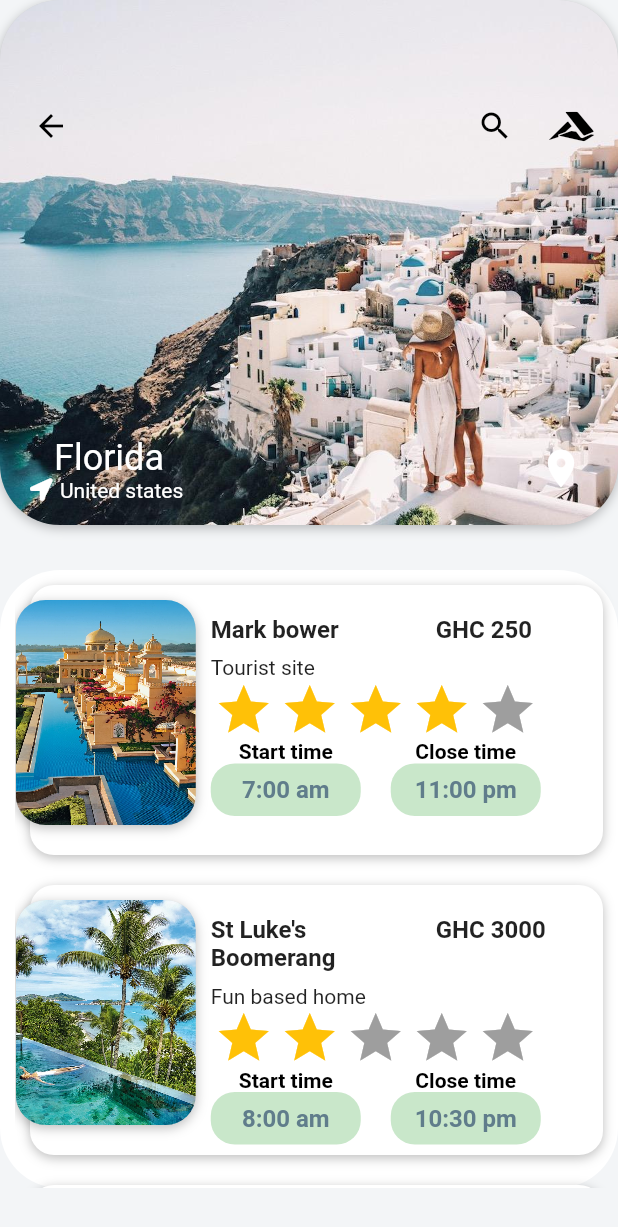
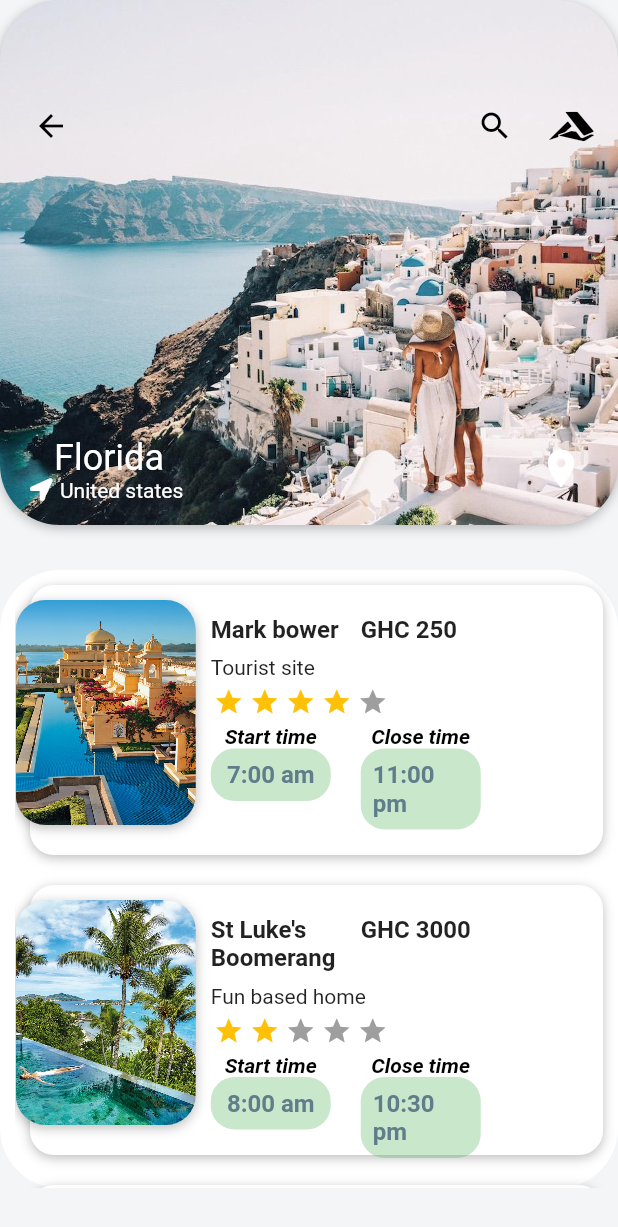
Before and after one commit to crataristo4/ui, a Flutter app: the DestinationScreen screen opened directly with sample values from the repository, on a phone screen of 412 x 824 dp. Shown: the top 1227 px of the screen. Run offline on Flutter 3.47's test engine with Material 2 defaults, Android fonts, the phone set to English and light mode, and no system bars; drawn by our look-alikes of flutter_rating_bar; our stand-ins replace font_awesome_flutter.

Commit message:
fixed bugs in design

```diff
--- a/lib/pages/homeButtons.dart
+++ b/lib/pages/homeButtons.dart
@@ -6,10 +6,9 @@ import 'package:ui/pages/restaurant/restaurant.dart';
 import 'package:ui/pages/speedcode/inspirationapp.dart';
 import 'package:ui/widgets/button.dart';
 
-import 'file:///D:/lenovo/talent_ui/lib/pages/travelui/home.dart';
-
 import 'nutritionui/first_page.dart';
 import 'suggestions/firstpage.dart';
+import 'travelui/home.dart';
 
 class HomeButtons extends StatelessWidget {
   @override
@@ -23,10 +22,8 @@ class HomeButtons extends StatelessWidget {
         ),
         centerTitle: true,
       ),
-
       body: ListView(
         children: [
-
           MyButton().buildButton("Talent ui", Colors.white, Colors.green, () {
             Navigator.push(
                 context, MaterialPageRoute(builder: (context) => HomePage()));
--- a/lib/pages/travelui/destination.dart
+++ b/lib/pages/travelui/destination.dart
@@ -1,5 +1,6 @@
 import 'package:flutter/cupertino.dart';
 import 'package:flutter/material.dart';
+import 'package:flutter/widgets.dart';
 import 'package:flutter_rating_bar/flutter_rating_bar.dart';
 import 'package:font_awesome_flutter/font_awesome_flutter.dart';
 import 'package:ui/models/travelui/destination.dart';
@@ -17,7 +18,8 @@ class _DestinationScreenState extends State<DestinationScreen> {
   @override
   Widget build(BuildContext context) {
     return Scaffold(
-        body: Column(
+        body: SingleChildScrollView(
+      child: Column(
         children: [
           ///Stack contains images and location details of the place selected
           Stack(
@@ -31,6 +33,7 @@ class _DestinationScreenState extends State<DestinationScreen> {
 
           buildActivities(),
         ],
+      ),
     ));
   }
 
@@ -176,7 +179,7 @@ class _DestinationScreenState extends State<DestinationScreen> {
                       ]),
                 ),
 
-                ///Contains the activity details tacked on the container
+                ///Contains the activity details stacked on the container
                 Positioned(
                   left: 0.5,
                   child: Row(
@@ -214,10 +217,9 @@ class _DestinationScreenState extends State<DestinationScreen> {
                           crossAxisAlignment: CrossAxisAlignment.start,
                           children: [
                             Row(
-                              mainAxisAlignment: MainAxisAlignment.spaceBetween,
+                              mainAxisAlignment: MainAxisAlignment.spaceEvenly,
                               crossAxisAlignment: CrossAxisAlignment.start,
                               children: [
-
                                 ///activity name
                                 Container(
                                   width: 100,
@@ -230,19 +232,13 @@ class _DestinationScreenState extends State<DestinationScreen> {
                                         fontSize: 16),
                                   ),
                                 ),
-                                SizedBox(
-                                  width: 20,
-                                ),
 
                                 ///price
-                                Padding(
-                                  padding: const EdgeInsets.only(left: 30.0),
-                                  child: Text(
+                                Text(
                                   "GHC ${activityList[item].price}",
                                   style: TextStyle(
                                       fontWeight: FontWeight.bold,
                                       fontSize: 16),
-                                  ),
                                 )
                               ],
                             ),
@@ -256,24 +252,30 @@ class _DestinationScreenState extends State<DestinationScreen> {
                                 overflow: TextOverflow.ellipsis,
                               ),
                             ),
-                            RatingBar.builder(
-                              initialRating: activityList[item].rating
-                                  .toDouble(),
+                            Container(
+                              margin: EdgeInsets.symmetric(vertical: 5),
+                              child: RatingBar.builder(
+                                onRatingUpdate: (val) {},
+                                initialRating:
+                                    activityList[item].rating.toDouble(),
                                 minRating: 1,
                                 direction: Axis.horizontal,
                                 allowHalfRating: false,
+                                itemSize: 20,
                                 itemCount: 5,
                                 itemPadding:
                                     EdgeInsets.symmetric(horizontal: 2.0),
-                              itemBuilder: (context, _) =>
-                                  Icon(
+                                itemBuilder: (context, _) => Icon(
                                   Icons.star,
                                   color: Colors.amber,
+                                ),
                               ),
                             ),
 
                             ///start and end time
                             Row(
+                              mainAxisAlignment: MainAxisAlignment.spaceEvenly,
+                              crossAxisAlignment: CrossAxisAlignment.start,
                               children: [
                                 Column(
                                   children: [
@@ -282,10 +284,11 @@ class _DestinationScreenState extends State<DestinationScreen> {
                                       style: TextStyle(
                                           fontSize: 14,
                                           color: Colors.black,
+                                          fontStyle: FontStyle.italic,
                                           fontWeight: FontWeight.bold),
                                     ),
                                     Container(
-                                      width: 100,
+                                      width: 80,
                                       decoration: BoxDecoration(
                                           color: Colors.green.withOpacity(0.3),
                                           borderRadius:
@@ -312,12 +315,13 @@ class _DestinationScreenState extends State<DestinationScreen> {
                                       style: TextStyle(
                                           fontSize: 14,
                                           color: Colors.black,
+                                          fontStyle: FontStyle.italic,
                                           fontWeight: FontWeight.bold),
                                     ),
                                     Container(
                                       margin:
                                           EdgeInsets.symmetric(horizontal: 20),
-                                      width: 100,
+                                      width: 80,
                                       decoration: BoxDecoration(
                                           color: Colors.green.withOpacity(0.3),
                                           borderRadius:
@@ -355,6 +359,4 @@ class _DestinationScreenState extends State<DestinationScreen> {
           scrollDirection: Axis.vertical,
         ));
   }
-
-  buildRating(int rating) {}
 }
```
Also changed, not shown: lib/pages/restaurant/restaurant.dart (+13 -6 lines), lib/pages/suggestions/firstpage.dart (+3 -4 lines), lib/pages/suggestions/secondpage.dart (+5 -7 lines), lib/pages/travelui/home.dart (+6 -7 lines). Lines whose indentation alone changed are shown as unchanged.
